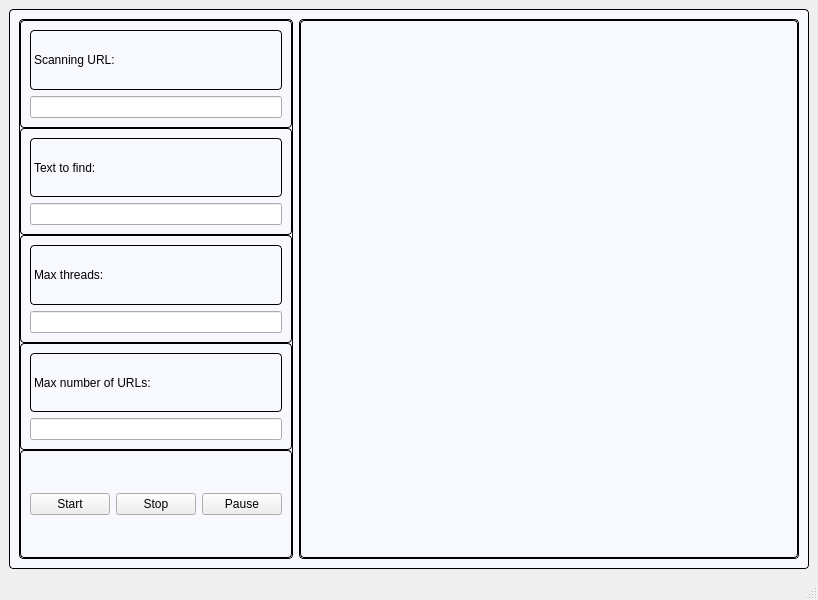
fameowner99/webScanner, file mainwindow.ui: the form before one commit.
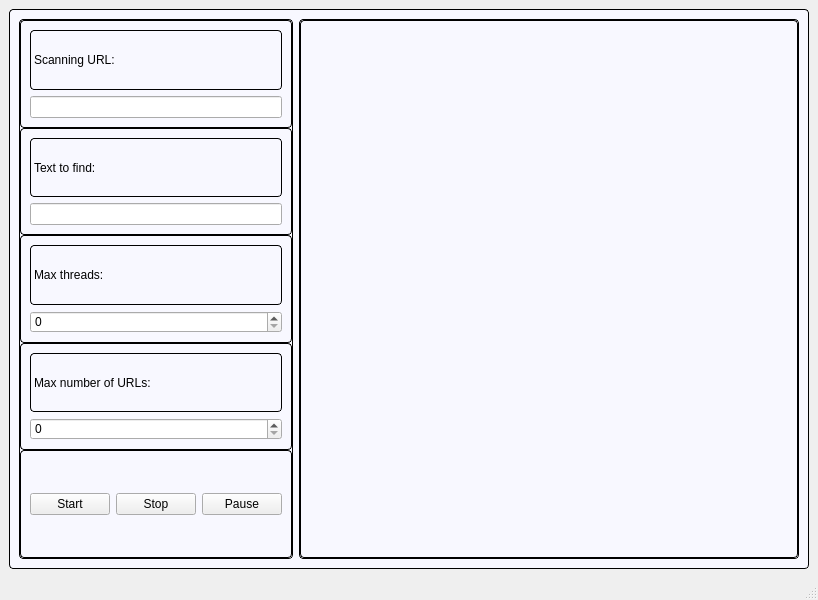
The form after the commit.

```diff
--- a/mainwindow.ui
+++ b/mainwindow.ui
@@ -6,7 +6,7 @@
    <rect>
     <x>0</x>
     <y>0</y>
-    <width>800</width>
+    <width>803</width>
     <height>600</height>
    </rect>
   </property>
@@ -126,7 +126,7 @@
               </widget>
              </item>
              <item>
-              <widget class="QLineEdit" name="threadsEdit"/>
+              <widget class="QSpinBox" name="threadsEdit"/>
              </item>
             </layout>
            </widget>
@@ -148,7 +148,7 @@
               </widget>
              </item>
              <item>
-              <widget class="QLineEdit" name="maxURLEdit"/>
+              <widget class="QSpinBox" name="maxURLEdit"/>
              </item>
             </layout>
            </widget>
```
Left out of the diff: 2 changed lines with no effect on the pictures.
